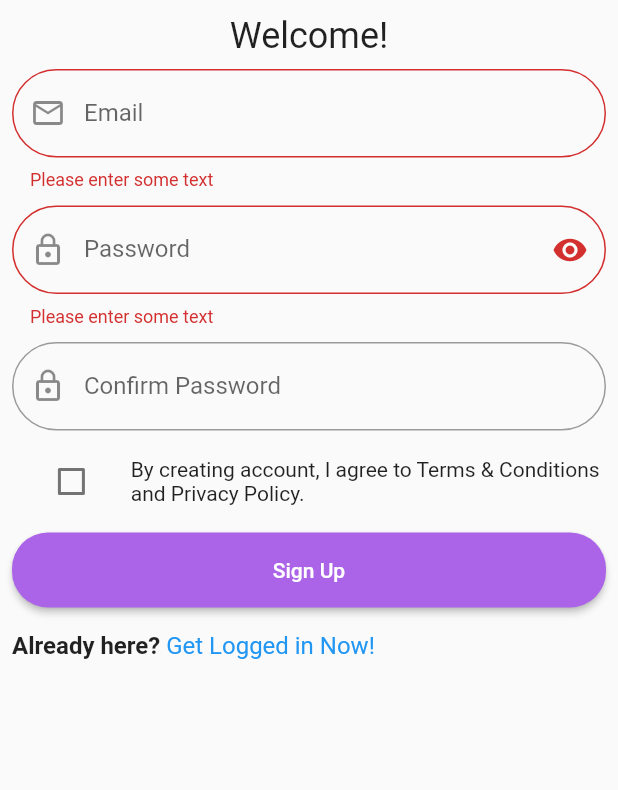
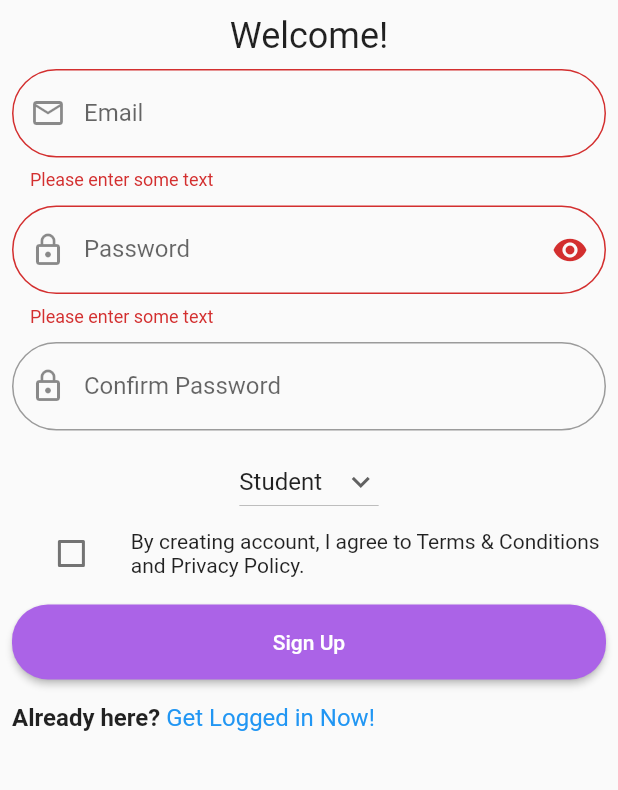
Before and after one commit to EarthLight72100/Jeson-Repository, a Flutter app: the Signup screen opened directly, after a tap on "Sign Up", on a phone screen of 412 x 824 dp, the part 375-1165 px from its top. Run offline on Flutter 3.47's test engine with Material 2 defaults, Android fonts, the phone set to English and light mode, and no system bars; our stand-ins replace firebase_auth, firebase_core, firebase_database, table_calendar; accounts and stored records are empty.

Commit message:
Work for class

```diff
--- a/jeson-new-app-main/lib/signup.dart
+++ b/jeson-new-app-main/lib/signup.dart
@@ -60,6 +60,9 @@ class _SignupFormState extends State<SignupForm> {
 
   String? email;
   String? password;
+
+  String? dropdownValue = "Student";
+  var items = ["Student", "Instructor"];
 
   bool _obscureText = false;
 
@@ -147,6 +150,20 @@ class _SignupFormState extends State<SignupForm> {
           ),
           space,
           // name
+          DropdownButton(
+              value: dropdownValue,
+              icon: const Icon(Icons.keyboard_arrow_down),
+              items: items.map((String items) {
+                return DropdownMenuItem(
+                  value: items,
+                  child: Text(items),
+                );
+              }).toList(),
+              onChanged: (String? newValue) {
+                setState(() {
+                  dropdownValue = newValue;
+                });
+              }),
 
           Row(
             children: <Widget>[
@@ -182,7 +199,10 @@ class _SignupFormState extends State<SignupForm> {
                   _formKey.currentState!.save();
 
                   AuthenticationHelper()
-                      .signUp(email: email!, password: password!)
+                      .signUp(
+                          email: email!,
+                          password: password!,
+                          accountType: dropdownValue!)
                       .then((result) {
                     if (result == null) {
                       Navigator.pushReplacement(
```
Also changed, not shown: jeson-new-app-main/lib/authentication.dart (+8 -5 lines), jeson-new-app-main/lib/home.dart (+7 -0 lines), jeson-new-app-main/pubspec.lock.
